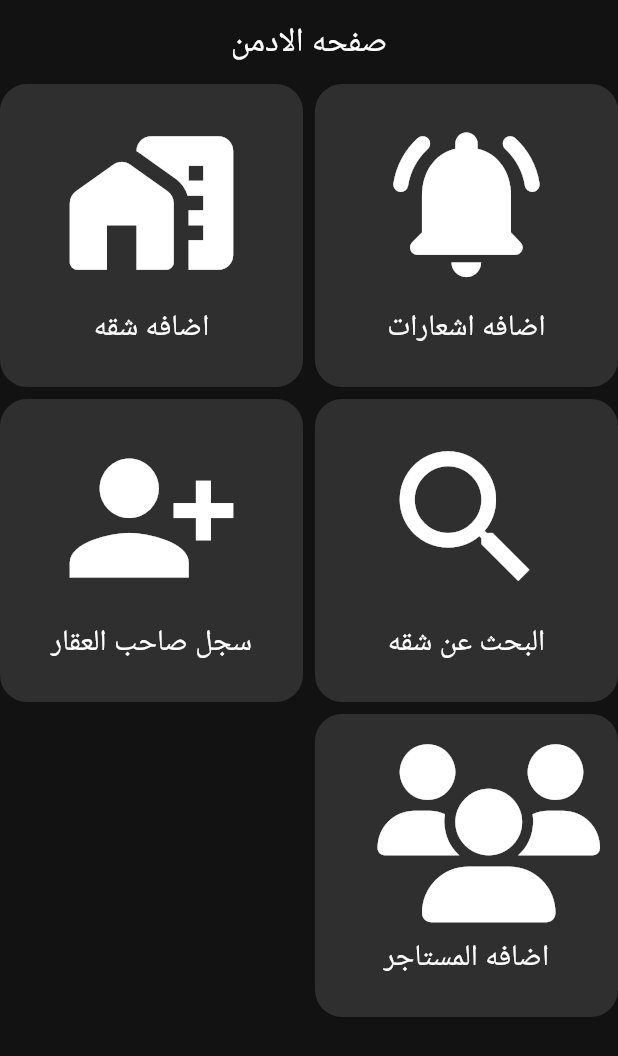
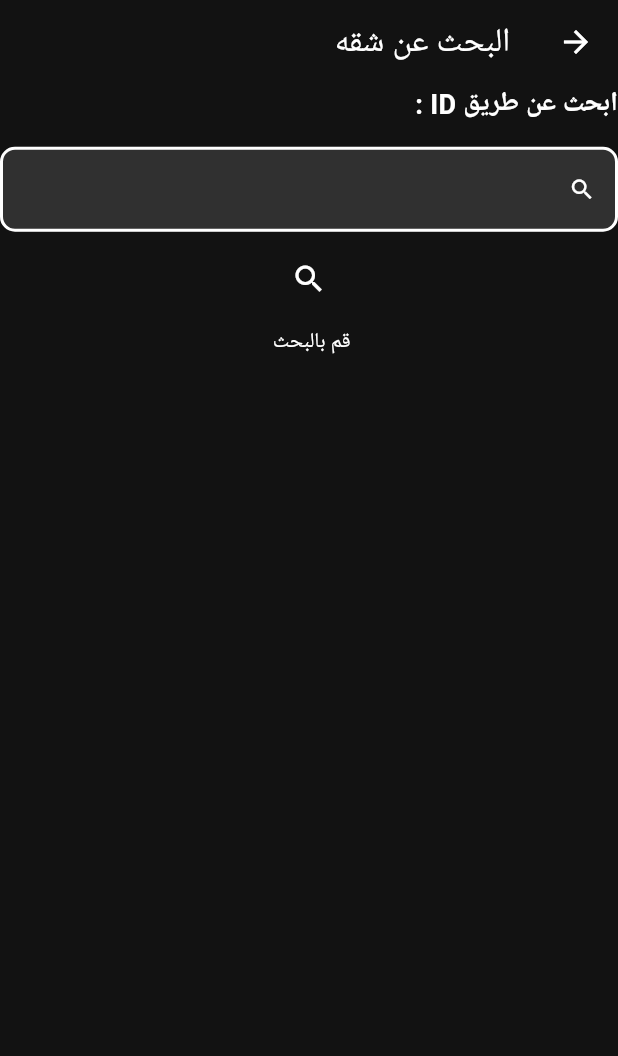
Before and after one commit to aymanaboelela/House_App, a Flutter app: the AdminHome screen opened by its route, after a tap on "البحث عن شقه", on a phone screen of 412 x 824 dp. Shown: the top 1056 px of the screen. Run offline on Flutter 3.47's test engine with Material 3 defaults, Android fonts, the phone set to English and light mode, and no system bars; our stand-ins replace awesome_dialog, bloc, cached_network_image, carousel_slider, cloud_firestore, concentric_transition and 13 more; accounts and stored records are empty; Roboto replaces fonts that are missing (Cairo).

Commit message:
add Search in id house id in admin app

```diff
--- a/lib/Features/admin/admin_home/presentation/views/admin_home.dart
+++ b/lib/Features/admin/admin_home/presentation/views/admin_home.dart
@@ -39,7 +39,7 @@ class AdminHome extends StatelessWidget {
             CustomAdminSelect(
               title: "البحث عن شقه",
               icon: Icons.search_sharp,
-              onTap: () {},
+              onTap: () => GoRouter.of(context).push(AppRouter.KSearchInHouse),
             ),
             CustomAdminSelect(
               title: "سجل صاحب العقار",
--- /dev/null
+++ b/lib/Features/admin/searsh_in_house/presentation/views/search_in_house.dart
@@ -0,0 +1,104 @@
+import 'dart:async';
+
+import 'package:easy_search_bar/easy_search_bar.dart';
+import 'package:flutter/material.dart';
+import 'package:flutter_bloc/flutter_bloc.dart';
+import 'package:google_fonts/google_fonts.dart';
+import 'package:house_app_one/Features/home/data/cubit/gethouse/gethouse_cubit.dart';
+import 'package:house_app_one/core/utils/responsive.dart';
+import 'package:house_app_one/core/widgets/custom_text_field.dart';
+
+import '../../../../home/Presentation/widgets/costom_prodact.dart';
+import '../../../../home/data/models/house_model.dart';
+
+class SearchInHouse extends StatefulWidget {
+  const SearchInHouse({Key? key}) : super(key: key);
+
+  @override
+  State<SearchInHouse> createState() => _SearchInHouseState();
+}
+
+Timer? _debounceTimer;
+
+class _SearchInHouseState extends State<SearchInHouse> {
+  void dispose() {
+    // Dispose the timer when the widget is disposed to avoid memory leaks
+    _debounceTimer?.cancel();
+
+    idresalt;
+    super.dispose();
+  }
+
+  String? idresalt;
+
+  @override
+  Widget build(BuildContext context) {
+    return Scaffold(
+      appBar: AppBar(
+          title: Text(
+        "البحث عن شقه ",
+        style: GoogleFonts.cairo(),
+      )),
+      body: Column(
+        children: [
+          CustomTextFormField(
+            title: "ابحث عن طريق ID :",
+            icon: Icons.search,
+            onChanged: (value) {
+              idresalt = value;
+              _debounceTimer?.cancel();
+              _debounceTimer = Timer(Duration(milliseconds: 500), () {
+                BlocProvider.of<GethouseCubit>(context).searchHouseById(value);
+              });
+            },
+          ),
+          SizeVertical(value: 2),
+          BlocBuilder<GethouseCubit, GethouseState>(
+            builder: (context, state) {
+              if (state is IsLodingGetHouse) {
+                return Center(child: CircularProgressIndicator());
+              } else if (state is IsSucssesGetHouse) {
+                return buildResults(state.data);
+              } else if (state is IsSucssesGetHouse) {
+                return SearchNow();
+              } else if (state is IsFeilerGetHouse) {
+                return Center(
+                  child: Text(
+                    'خطاء: لايوجل شقه بهذا iD [$idresalt]',
+                    style: GoogleFonts.cairo(fontSize: 20),
+                  ),
+                );
+              } else {
+                return SearchNow();
+              }
+            },
+          ),
+        ],
+      ),
+    );
+  }
+
+  Widget buildResults(List<HouseModel> data) {
+    return Expanded(
+      child: ListView.builder(
+        itemCount: data.length,
+        itemBuilder: (context, index) {
+          return CustomProduct(
+            index: index,
+            data: data[index],
+          );
+        },
+      ),
+    );
+  }
+
+  Widget SearchNow() {
+    return Column(
+      children: [
+        Icon(Icons.search),
+        SizeVertical(value: 2),
+        Text("قم بالبحث "),
+      ],
+    );
+  }
+}
--- a/lib/core/utils/app_route.dart
+++ b/lib/core/utils/app_route.dart
@@ -1,4 +1,5 @@
 import 'package:go_router/go_router.dart';
+import 'package:house_app_one/Features/admin/searsh_in_house/presentation/views/search_in_house.dart';
 import 'package:house_app_one/Features/communication/presentation/view/help_view.dart';
 import 'package:house_app_one/Features/location/presentation/views/location_view.dart';
 import 'package:house_app_one/Features/navbar/presentation/views/nave_home_bar.dart';
@@ -16,8 +17,9 @@ abstract class AppRouter {
   static const KProductView = '/productView';
   static const KLocationView = '/KLocationView';
 //admin
-  static const KAdminHome = '/productView';
-  static const KAddProductView = '/KAddProduct';
+  static const KAdminHome = '/admininhome';
+  static const KAddProductView = '/addproduct';
+  static const KSearchInHouse = '/searchinhouse';
 
   static final router = GoRouter(
     routes: [
@@ -60,6 +62,10 @@ abstract class AppRouter {
         path: KAddProductView,
         builder: (context, state) => AddProduct(),
       ),
+      GoRoute(
+        path: KSearchInHouse,
+        builder: (context, state) => SearchInHouse(),
+      ),
     ],
   );
 }
--- a/lib/core/widgets/custom_text_field.dart
+++ b/lib/core/widgets/custom_text_field.dart
@@ -22,7 +22,8 @@ class CustomTextFormField extends StatefulWidget {
       this.isVisibleColor,
       this.titleTextStyle,
       this.textFieldStyle,
-      this.cursorColor});
+      this.cursorColor,
+       });
   final String? hintText;
   final String? label;
   final FormFieldSetter<String>? onSaved;
@@ -41,6 +42,7 @@ class CustomTextFormField extends StatefulWidget {
   final Color? cursorColor;
   final TextStyle? titleTextStyle;
   final TextStyle? textFieldStyle;
+
   @override
   State<CustomTextFormField> createState() => _CustomTextFormFieldState();
 }
@@ -64,6 +66,7 @@ class _CustomTextFormFieldState extends State<CustomTextFormField> {
       ),
       const SizeVertical(value: 1.5),
       TextFormField(
+
         style: widget.textFieldStyle ??
             const TextStyle(color: Colors.white, fontSize: 18),
         cursorColor: widget.cursorColor ?? Colors.white,
@@ -82,9 +85,12 @@ class _CustomTextFormFieldState extends State<CustomTextFormField> {
         onTapOutside: (event) => FocusScope.of(context).unfocus(),
 
         onFieldSubmitted: widget.onFieldSubmitted,
+
         onSaved: widget.onSaved,
+
         onChanged: widget.onChanged,
         decoration: InputDecoration(
+
           isCollapsed: true,
           helperStyle: const TextStyle(color: Colors.white),
           isDense: true,
--- a/pubspec.yaml
+++ b/pubspec.yaml
@@ -56,6 +56,7 @@ dependencies:
   url_launcher: ^6.2.4
   flutter_launcher_icons: ^0.13.1
   lottie: ^3.0.0
+  easy_search_bar: ^2.5.0
 
 
 dev_dependencies:
```
Also changed, not shown: lib/Features/home/Presentation/views/home_view.dart (+4 -4 lines), lib/Features/home/data/cubit/gethouse/gethouse_cubit.dart (+27 -0 lines), pubspec.lock.
